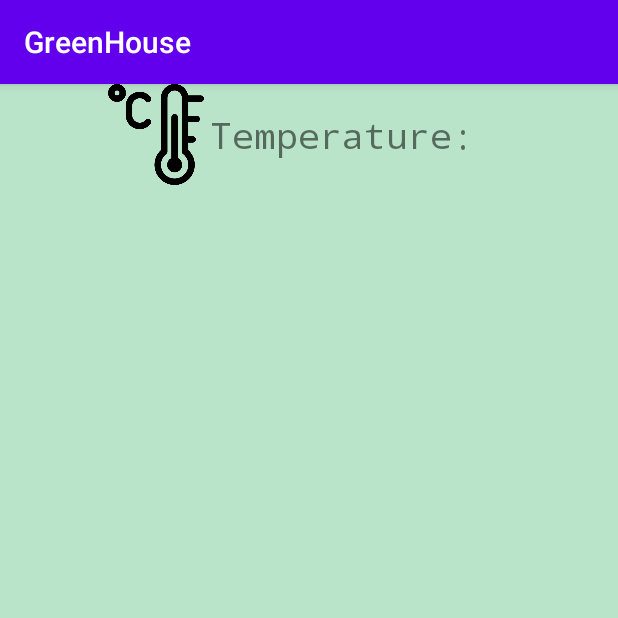
After one commit to ThePandoR/SEP4Android, an Android app: the fragment CurrentData shown on its own in the app's theme, on a phone screen of 412 x 824 dp, the top half of it. The commit adds this screen. Run offline under Robolectric (Android 15) with nearby library versions, the phone set to English and light mode, and no system bars.

Commit message:
Main activity layout created

```diff
--- a/app/build.gradle
+++ b/app/build.gradle
@@ -26,7 +26,13 @@ dependencies {
     implementation fileTree(dir: "libs", include: ["*.jar"])
     implementation 'androidx.appcompat:appcompat:1.2.0'
     implementation 'androidx.constraintlayout:constraintlayout:2.0.1'
+    implementation 'androidx.appcompat:appcompat:1.2.0'
+    implementation 'androidx.constraintlayout:constraintlayout:2.0.2'
+    implementation 'androidx.recyclerview:recyclerview:1.1.0'
+    implementation 'com.google.android.material:material:1.2.1'
+
     testImplementation 'junit:junit:4.12'
+
     androidTestImplementation 'androidx.test.ext:junit:1.1.2'
     androidTestImplementation 'androidx.test.espresso:espresso-core:3.3.0'
 
--- /dev/null
+++ b/app/src/main/java/com/example/sep4_architecture/client/view/CurrentData.java
@@ -0,0 +1,65 @@
+package com.example.sep4_architecture.client.view;
+
+import android.os.Bundle;
+import android.view.LayoutInflater;
+import android.view.View;
+import android.view.ViewGroup;
+
+import androidx.fragment.app.Fragment;
+
+import com.example.sep4_architecture.R;
+
+/**
+ * A simple {@link Fragment} subclass.
+ * Use the {@link CurrentData#newInstance} factory method to
+ * create an instance of this fragment.
+ */
+public class CurrentData extends Fragment {
+
+    // TODO: Rename parameter arguments, choose names that match
+    // the fragment initialization parameters, e.g. ARG_ITEM_NUMBER
+    private static final String ARG_PARAM1 = "param1";
+    private static final String ARG_PARAM2 = "param2";
+
+    // TODO: Rename and change types of parameters
+    private String mParam1;
+    private String mParam2;
+
+    public CurrentData() {
+        // Required empty public constructor
+    }
+
+    /**
+     * Use this factory method to create a new instance of
+     * this fragment using the provided parameters.
+     *
+     * @param param1 Parameter 1.
+     * @param param2 Parameter 2.
+     * @return A new instance of fragment CurrentData.
+     */
+    // TODO: Rename and change types and number of parameters
+    public static CurrentData newInstance(String param1, String param2) {
+        CurrentData fragment = new CurrentData();
+        Bundle args = new Bundle();
+        args.putString(ARG_PARAM1, param1);
+        args.putString(ARG_PARAM2, param2);
+        fragment.setArguments(args);
+        return fragment;
+    }
+
+    @Override
+    public void onCreate(Bundle savedInstanceState) {
+        super.onCreate(savedInstanceState);
+        if (getArguments() != null) {
+            mParam1 = getArguments().getString(ARG_PARAM1);
+            mParam2 = getArguments().getString(ARG_PARAM2);
+        }
+    }
+
+    @Override
+    public View onCreateView(LayoutInflater inflater, ViewGroup container,
+                             Bundle savedInstanceState) {
+        // Inflate the layout for this fragment
+        return inflater.inflate(R.layout.fragment_current_data, container, false);
+    }
+}
--- /dev/null
+++ b/app/src/main/res/layout/fragment_current_data.xml
@@ -0,0 +1,28 @@
+<?xml version="1.0" encoding="utf-8"?>
+<FrameLayout xmlns:android="http://schemas.android.com/apk/res/android"
+    xmlns:app="http://schemas.android.com/apk/res-auto"
+    xmlns:tools="http://schemas.android.com/tools"
+    android:layout_width="match_parent"
+    android:layout_height="match_parent"
+    android:background="@color/colorNavbar"
+    android:paddingLeft="60dp"
+    tools:context=".CurrentData">
+
+    <ImageView
+        android:id="@+id/termometer"
+        android:layout_width="88dp"
+        android:layout_height="67dp"
+        android:src="@drawable/thermometer" />
+
+    <TextView
+        android:id="@+id/temperatureTv"
+        android:layout_width="273dp"
+        android:layout_height="67dp"
+        android:cursorVisible="false"
+        android:paddingLeft="80dp"
+        android:paddingTop="17dp"
+        android:text="Temperature: "
+        android:textSize="24sp"
+        android:typeface="monospace" />
+
+</FrameLayout>
--- a/app/src/main/res/values/colors.xml
+++ b/app/src/main/res/values/colors.xml
@@ -3,4 +3,6 @@
     <color name="colorPrimary">#6200EE</color>
     <color name="colorPrimaryDark">#3700B3</color>
     <color name="colorAccent">#03DAC5</color>
+    <color name="colorNavbar">#B9E4C9</color>
+    <color name="colorNavbarText">#356859</color>
 </resources>
--- a/app/src/main/res/values/strings.xml
+++ b/app/src/main/res/values/strings.xml
@@ -1,3 +1,5 @@
 <resources>
-    <string name="app_name">SEP4_architecture</string>
+    <string name="app_name">GreenHouse</string>
+    <!-- TODO: Remove or change this placeholder text -->
+    <string name="hello_blank_fragment">Hello blank fragment</string>
 </resources>
```
Also changed, not shown: app/src/main/java/com/example/sep4_architecture/MainActivity.java (+43 -0 lines), app/src/main/java/com/example/sep4_architecture/client/view/Alerts.java (added, +66 -0 lines), app/src/main/java/com/example/sep4_architecture/client/view/History.java (added, +65 -0 lines), app/src/main/java/com/example/sep4_architecture/client/view/PagerAdapter.java (added, +40 -0 lines), app/src/main/res/layout/activity_main.xml (+44 -6 lines), app/src/main/res/layout/fragment_alerts.xml (added, +13 -0 lines), app/src/main/res/layout/fragment_history.xml (added, +14 -0 lines), app/src/main/res/drawable-v24/thermometer.png (added).
